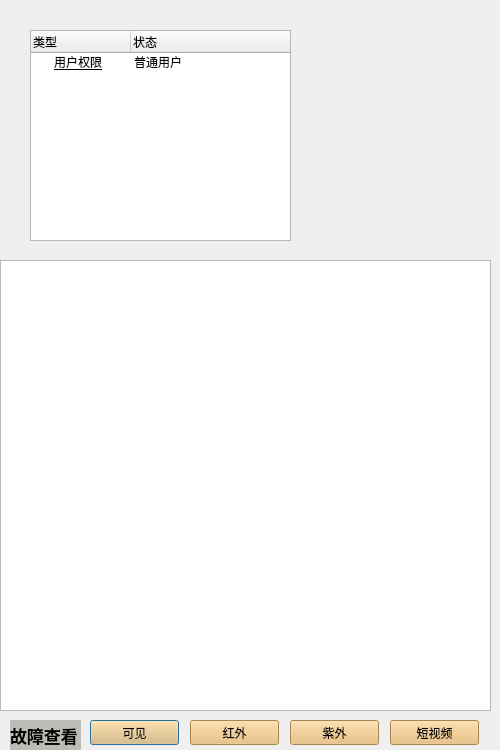
zxb852/Client, file scene1/s1_jk.ui: the form before one commit.
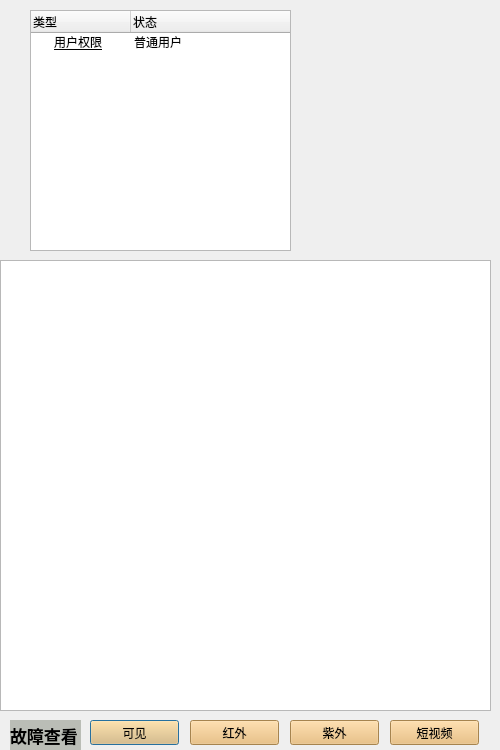
The form after the commit.

What changed in the file:
```diff
--- a/scene1/s1_jk.ui
+++ b/scene1/s1_jk.ui
@@ -27,9 +27,9 @@
    <property name="geometry">
     <rect>
      <x>30</x>
-     <y>30</y>
+     <y>10</y>
      <width>261</width>
-     <height>211</height>
+     <height>241</height>
     </rect>
    </property>
    <column>
```
